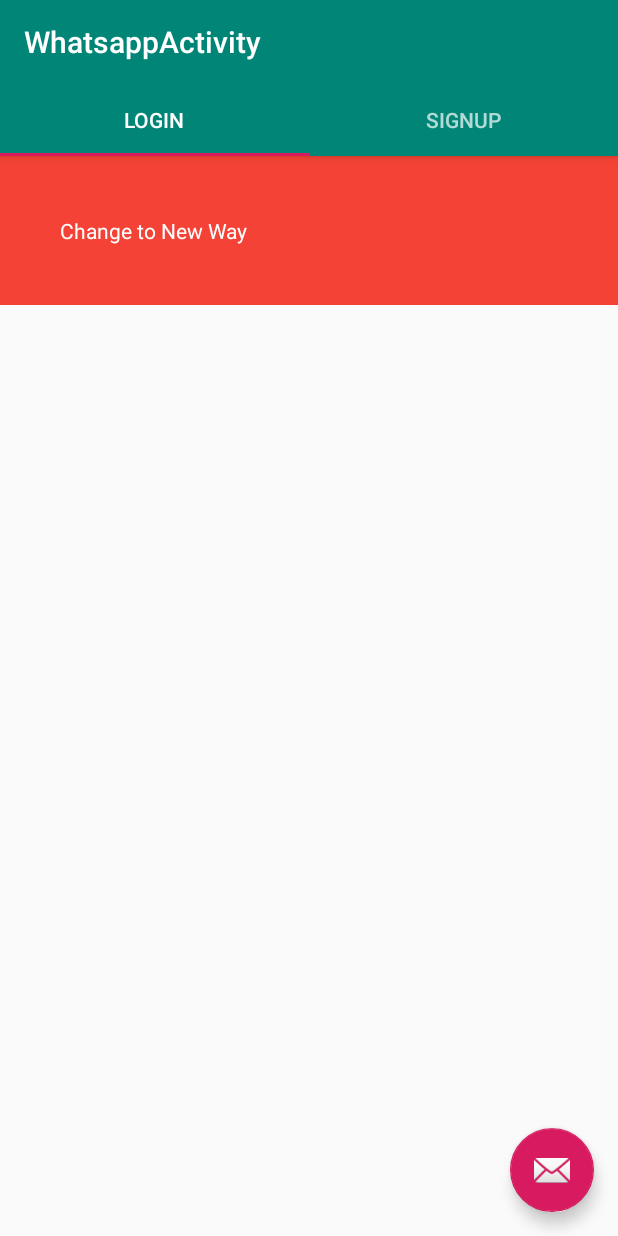
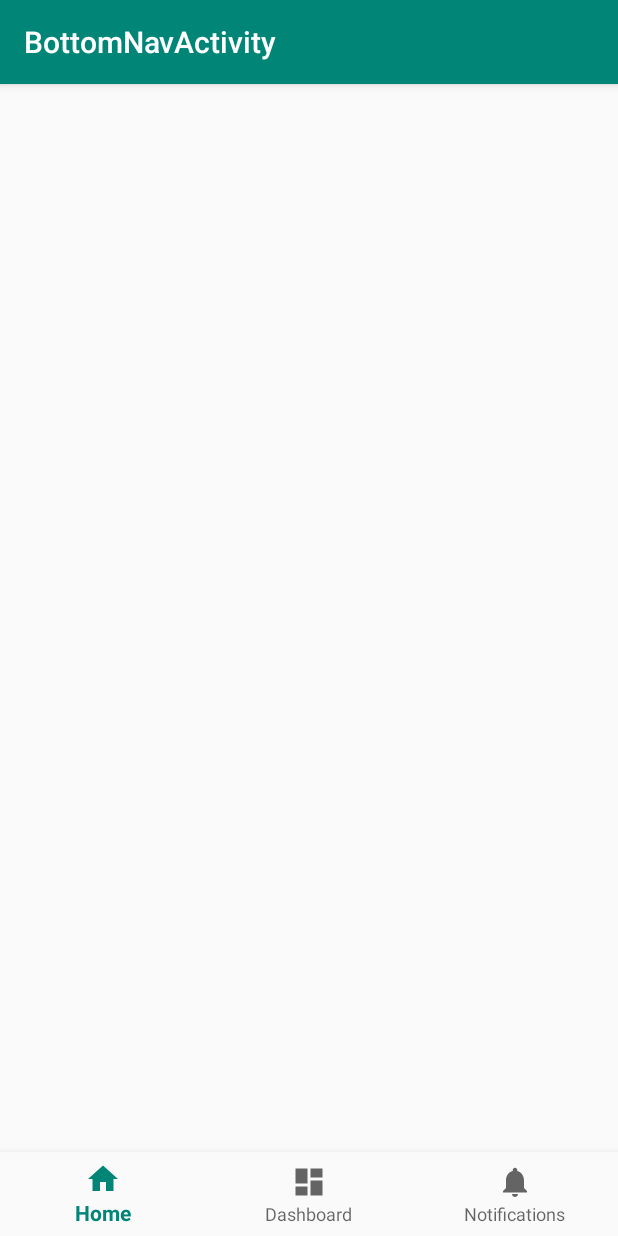
Before and after one commit to TecmaxBTM/AndroidBasics, an Android app: the screen it shows after launch (WhatsappActivity before the commit, BottomNavActivity after it), on a phone screen of 412 x 824 dp. Run offline under Robolectric (Android 15) with nearby library versions, the phone set to English and light mode, and no system bars.

Commit message:
Adding Bottom Navagartion Concept May1st

```diff
--- a/CornGenerator/app/src/main/AndroidManifest.xml
+++ b/CornGenerator/app/src/main/AndroidManifest.xml
@@ -12,15 +12,18 @@
         android:theme="@style/AppTheme"
         tools:ignore="GoogleAppIndexingWarning">
         <activity
-            android:name=".WhatsappActivity"
-            android:label="@string/title_activity_whatsapp"
-            android:theme="@style/AppTheme.NoActionBar">
+            android:name=".bottomnava.BottomNavActivity"
+            android:label="@string/title_activity_bottom_nav">
             <intent-filter>
                 <action android:name="android.intent.action.MAIN" />
 
                 <category android:name="android.intent.category.LAUNCHER" />
             </intent-filter>
         </activity>
+        <activity
+            android:name=".WhatsappActivity"
+            android:label="@string/title_activity_whatsapp"
+            android:theme="@style/AppTheme.NoActionBar" />
         <activity
             android:name=".OpenActivity"
             android:label="@string/title_activity_open"
@@ -29,9 +32,7 @@
             android:name=".HomeActivity"
             android:label="@string/title_activity_home"
             android:theme="@style/AppTheme.NoActionBar" />
-        <activity android:name=".SignUpActivity">
-
-        </activity>
+        <activity android:name=".SignUpActivity"></activity>
         <activity android:name=".MainActivity" />
     </application>
 
--- /dev/null
+++ b/CornGenerator/app/src/main/java/com/hotstar/corngenerator/bottomnava/BottomNavActivity.java
@@ -0,0 +1,68 @@
+package com.hotstar.corngenerator.bottomnava;
+
+import android.os.Bundle;
+import android.support.annotation.NonNull;
+import android.support.design.widget.BottomNavigationView;
+import android.support.v4.app.Fragment;
+import android.support.v4.app.FragmentManager;
+import android.support.v4.app.FragmentTransaction;
+import android.support.v7.app.AppCompatActivity;
+import android.view.MenuItem;
+import android.view.View;
+import android.widget.TextView;
+
+import com.hotstar.corngenerator.LoginFragment;
+import com.hotstar.corngenerator.R;
+import com.hotstar.corngenerator.SignUpFragment;
+import com.hotstar.corngenerator.SignUpListener;
+
+public class BottomNavActivity extends AppCompatActivity implements SignUpListener {
+
+    private TextView mTextMessage;
+    static FragmentManager fm;
+    private BottomNavigationView.OnNavigationItemSelectedListener mOnNavigationItemSelectedListener
+            = new BottomNavigationView.OnNavigationItemSelectedListener() {
+
+        @Override
+        public boolean onNavigationItemSelected(@NonNull MenuItem item) {
+            switch (item.getItemId()) {
+                case R.id.navigation_home:
+//                    mTextMessage.setText(R.string.title_home);
+                    replaceFrag(new LoginFragment());
+                    return true;
+                case R.id.navigation_dashboard:
+                    replaceFrag(new SignUpFragment());
+//                    mTextMessage.setText(R.string.title_dashboard);
+                    return true;
+                case R.id.navigation_notifications:
+                    replaceFrag(new LoginFragment());
+//                    mTextMessage.setText(R.string.title_notifications);
+                    return true;
+            }
+            return false;
+        }
+    };
+
+    @Override
+    protected void onCreate(Bundle savedInstanceState) {
+        super.onCreate(savedInstanceState);
+        setContentView(R.layout.activity_bottom_nav);
+        fm = getSupportFragmentManager();
+        mTextMessage = (TextView) findViewById(R.id.message);
+        mTextMessage.setVisibility(View.GONE);
+        BottomNavigationView navigation = (BottomNavigationView) findViewById(R.id.navigation);
+        navigation.setOnNavigationItemSelectedListener(mOnNavigationItemSelectedListener);
+    }
+
+
+    public static void replaceFrag(Fragment fg) {
+        FragmentTransaction sd = fm.beginTransaction();
+        sd.replace(R.id.cont, fg, fg.getClass().getSimpleName());
+        sd.commit();
+    }
+
+    @Override
+    public void onSignUpClicked(int pos) {
+
+    }
+}
--- /dev/null
+++ b/CornGenerator/app/src/main/res/drawable/ic_dashboard_black_24dp.xml
@@ -0,0 +1,9 @@
+<vector xmlns:android="http://schemas.android.com/apk/res/android"
+    android:width="24dp"
+    android:height="24dp"
+    android:viewportWidth="24.0"
+    android:viewportHeight="24.0">
+    <path
+        android:fillColor="#FF000000"
+        android:pathData="M3,13h8L11,3L3,3v10zM3,21h8v-6L3,15v6zM13,21h8L21,11h-8v10zM13,3v6h8L21,3h-8z" />
+</vector>
--- /dev/null
+++ b/CornGenerator/app/src/main/res/drawable/ic_home_black_24dp.xml
@@ -0,0 +1,9 @@
+<vector xmlns:android="http://schemas.android.com/apk/res/android"
+    android:width="24dp"
+    android:height="24dp"
+    android:viewportWidth="24.0"
+    android:viewportHeight="24.0">
+    <path
+        android:fillColor="#FF000000"
+        android:pathData="M10,20v-6h4v6h5v-8h3L12,3 2,12h3v8z" />
+</vector>
--- /dev/null
+++ b/CornGenerator/app/src/main/res/drawable/ic_notifications_black_24dp.xml
@@ -0,0 +1,9 @@
+<vector xmlns:android="http://schemas.android.com/apk/res/android"
+    android:width="24dp"
+    android:height="24dp"
+    android:viewportWidth="24.0"
+    android:viewportHeight="24.0">
+    <path
+        android:fillColor="#FF000000"
+        android:pathData="M12,22c1.1,0 2,-0.9 2,-2h-4c0,1.1 0.89,2 2,2zM18,16v-5c0,-3.07 -1.64,-5.64 -4.5,-6.32L13.5,4c0,-0.83 -0.67,-1.5 -1.5,-1.5s-1.5,0.67 -1.5,1.5v0.68C7.63,5.36 6,7.92 6,11v5l-2,2v1h16v-1l-2,-2z" />
+</vector>
--- /dev/null
+++ b/CornGenerator/app/src/main/res/layout/activity_bottom_nav.xml
@@ -0,0 +1,42 @@
+<?xml version="1.0" encoding="utf-8"?>
+<android.support.constraint.ConstraintLayout xmlns:android="http://schemas.android.com/apk/res/android"
+    xmlns:app="http://schemas.android.com/apk/res-auto"
+    xmlns:tools="http://schemas.android.com/tools"
+    android:id="@+id/container"
+    android:layout_width="match_parent"
+    android:layout_height="match_parent"
+    tools:context=".bottomnava.BottomNavActivity">
+
+    <TextView
+        android:id="@+id/message"
+        android:layout_width="wrap_content"
+        android:layout_height="wrap_content"
+        android:layout_marginStart="@dimen/activity_horizontal_margin"
+        android:layout_marginLeft="@dimen/activity_horizontal_margin"
+        android:layout_marginTop="@dimen/activity_vertical_margin"
+        android:text="@string/title_home"
+        app:layout_constraintLeft_toLeftOf="parent"
+        app:layout_constraintTop_toTopOf="parent" />
+
+    <FrameLayout
+        android:id="@+id/cont"
+        android:layout_width="match_parent"
+        android:layout_height="0dp"
+        app:layout_constraintBottom_toTopOf="@+id/navigation"
+        app:layout_constraintEnd_toEndOf="parent"
+        app:layout_constraintStart_toStartOf="parent"
+        app:layout_constraintTop_toTopOf="parent" />
+
+    <android.support.design.widget.BottomNavigationView
+        android:id="@+id/navigation"
+        android:layout_width="0dp"
+        android:layout_height="wrap_content"
+        android:layout_marginStart="0dp"
+        android:layout_marginEnd="0dp"
+        android:background="?android:attr/windowBackground"
+        app:layout_constraintBottom_toBottomOf="parent"
+        app:layout_constraintLeft_toLeftOf="parent"
+        app:layout_constraintRight_toRightOf="parent"
+        app:menu="@menu/navigation" />
+
+</android.support.constraint.ConstraintLayout>
--- /dev/null
+++ b/CornGenerator/app/src/main/res/menu/navigation.xml
@@ -0,0 +1,19 @@
+<?xml version="1.0" encoding="utf-8"?>
+<menu xmlns:android="http://schemas.android.com/apk/res/android">
+
+    <item
+        android:id="@+id/navigation_home"
+        android:icon="@drawable/ic_home_black_24dp"
+        android:title="@string/title_home" />
+
+    <item
+        android:id="@+id/navigation_dashboard"
+        android:icon="@drawable/ic_dashboard_black_24dp"
+        android:title="@string/title_dashboard" />
+
+    <item
+        android:id="@+id/navigation_notifications"
+        android:icon="@drawable/ic_notifications_black_24dp"
+        android:title="@string/title_notifications" />
+
+</menu>
--- a/CornGenerator/app/src/main/res/values/strings.xml
+++ b/CornGenerator/app/src/main/res/values/strings.xml
@@ -12,4 +12,8 @@
     <!-- TODO: Remove or change this placeholder text -->
     <string name="hello_blank_fragment">Hello blank fragment</string>
     <string name="title_activity_whatsapp">WhatsappActivity</string>
+    <string name="title_activity_bottom_nav">BottomNavActivity</string>
+    <string name="title_home">Home</string>
+    <string name="title_dashboard">Dashboard</string>
+    <string name="title_notifications">Notifications</string>
 </resources>
```
